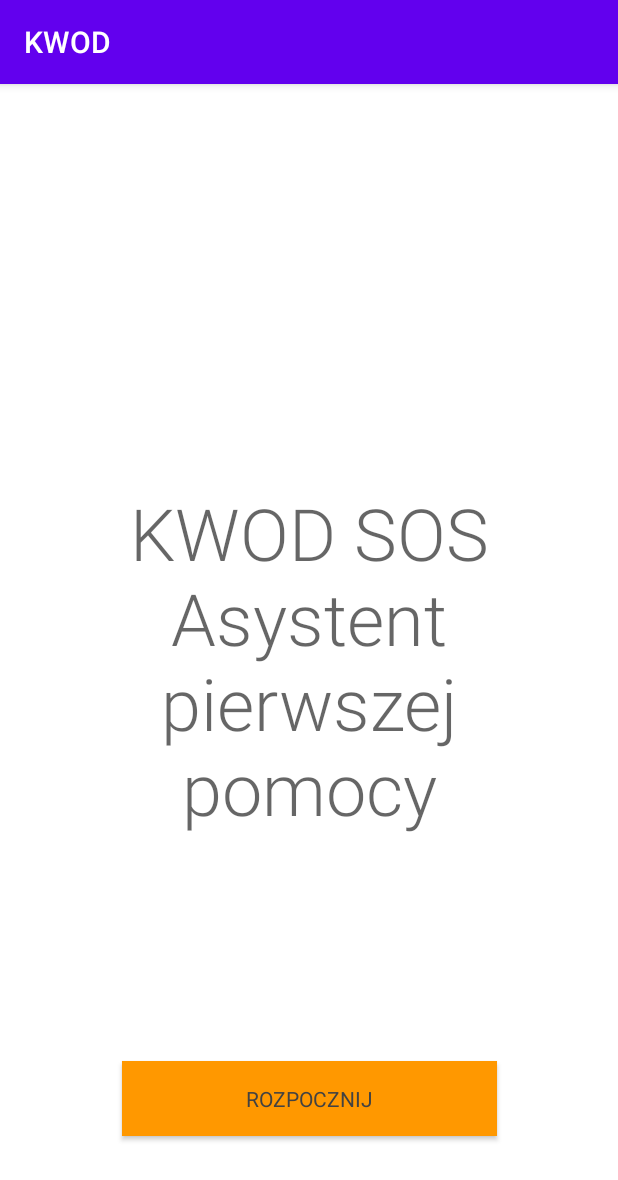
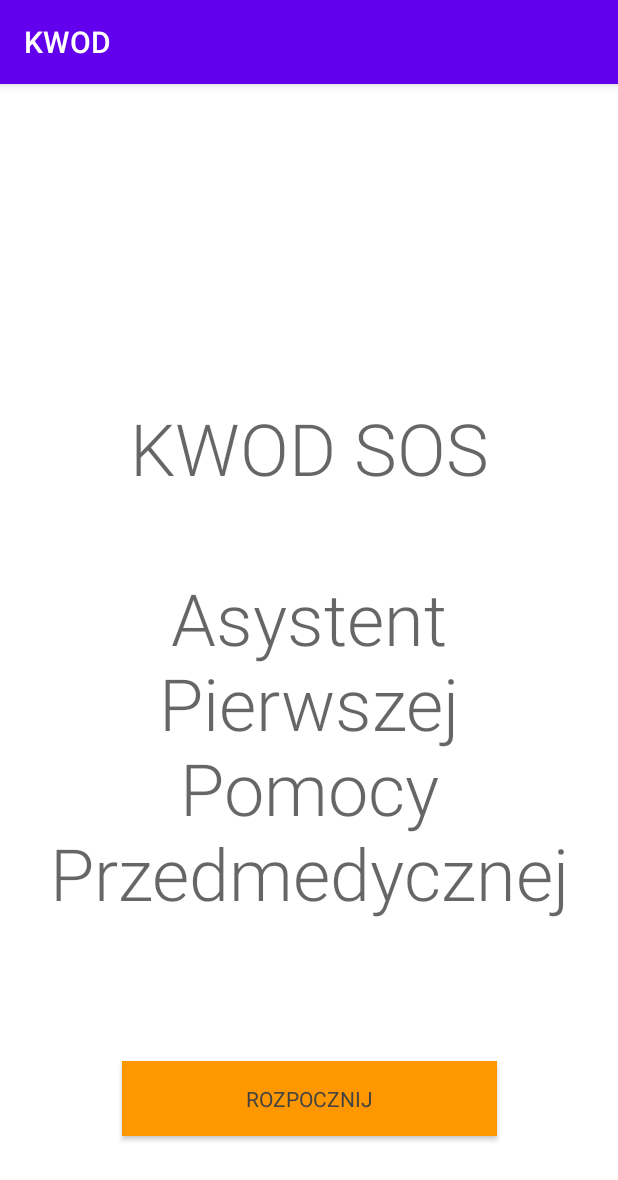
Before and after one commit to TheLastV8Interceptor/KWOD-project, an Android app: the screen it shows after launch (MainActivity), on a phone screen of 412 x 824 dp. Shown: the top 1180 px of the screen. Run offline under Robolectric (Android 15) with nearby library versions, the phone set to English and light mode, and no system bars.

Commit message:
MainActivity screen - new title

```diff
--- a/app/src/main/res/layout/activity_main.xml
+++ b/app/src/main/res/layout/activity_main.xml
@@ -30,7 +30,7 @@
         android:gravity="center"
         android:rotationY="0"
         android:scrollbarAlwaysDrawVerticalTrack="false"
-        android:text="KWOD SOS\nAsystent\npierwszej\npomocy"
+        android:text="KWOD SOS\n\nAsystent\nPierwszej\nPomocy\nPrzedmedycznej"
         android:textAppearance="@style/TextAppearance.AppCompat.Display4"
         android:textSize="48sp"
         app:layout_constraintBottom_toBottomOf="parent"
```
